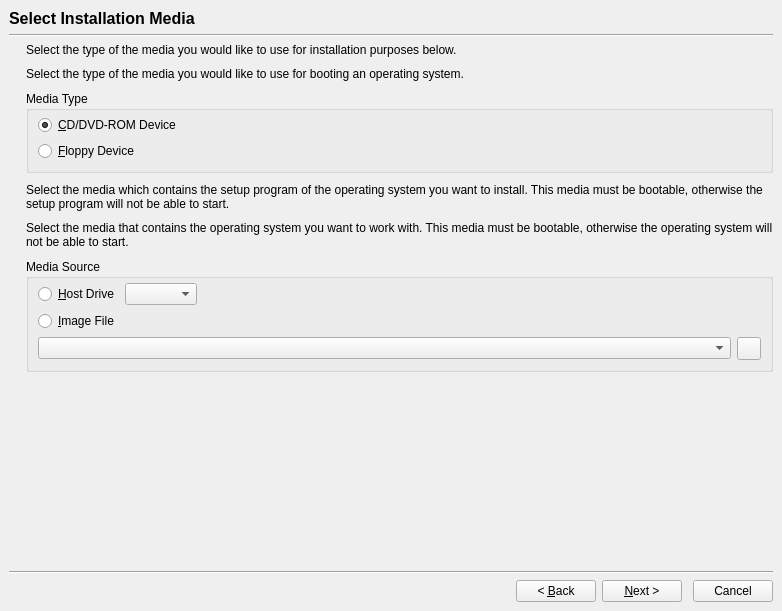
Above: vbox/src/VBox/Frontends/VirtualBox/ui/VBoxVMFirstRunWzd.ui from jljuxgm/vboxgit before the change. Below: the same form after it.
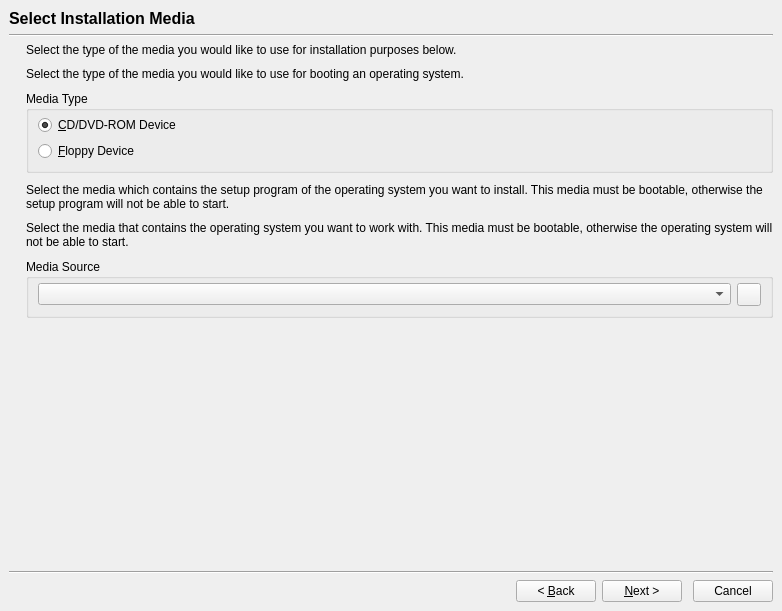
That is the form after the change. The open tabs and pages were chosen to show the change. Icons and pictures are not drawn. Custom widgets are drawn as their Qt base class.

```diff
--- a/vbox/src/VBox/Frontends/VirtualBox/ui/VBoxVMFirstRunWzd.ui
+++ b/vbox/src/VBox/Frontends/VirtualBox/ui/VBoxVMFirstRunWzd.ui
@@ -438,62 +438,20 @@
              <property name="title" >
               <string>Media Source</string>
              </property>
-             <layout class="QVBoxLayout" >
+             <layout class="QHBoxLayout" >
               <property name="topMargin" >
                <number>4</number>
               </property>
               <item>
-               <layout class="QHBoxLayout" >
-                <item>
-                 <widget class="QRadioButton" name="mRbHost" >
-                  <property name="text" >
-                   <string>&amp;Host Drive</string>
-                  </property>
-                 </widget>
-                </item>
-                <item>
-                 <widget class="QComboBox" name="mCbHost" >
-                  <property name="sizeAdjustPolicy" >
-                   <enum>QComboBox::AdjustToContentsOnFirstShow</enum>
-                  </property>
-                 </widget>
-                </item>
-                <item>
-                 <spacer>
-                  <property name="orientation" >
-                   <enum>Qt::Horizontal</enum>
-                  </property>
-                  <property name="sizeHint" >
-                   <size>
-                    <width>40</width>
-                    <height>5</height>
-                   </size>
-                  </property>
-                 </spacer>
-                </item>
-               </layout>
+               <widget class="VBoxMediaComboBox" name="mCbMedia" />
               </item>
               <item>
-               <widget class="QRadioButton" name="mRbImage" >
-                <property name="text" >
-                 <string>&amp;Image File</string>
+               <widget class="QToolButton" name="mTbVmm" >
+                <property name="icon" >
+                 <iconset resource="../VirtualBox1.qrc" >:/select_file_16px.png</iconset>
                 </property>
                </widget>
               </item>
-              <item>
-               <layout class="QHBoxLayout" >
-                <item>
-                 <widget class="VBoxMediaComboBox" name="mCbImage" />
-                </item>
-                <item>
-                 <widget class="QToolButton" name="mTbVmm" >
-                  <property name="icon" >
-                   <iconset resource="../VirtualBox1.qrc" >:/select_file_16px.png</iconset>
-                  </property>
-                 </widget>
-                </item>
-               </layout>
-              </item>
              </layout>
             </widget>
            </item>
```
Left out of the diff: 9 changed lines with no effect on the pictures.
